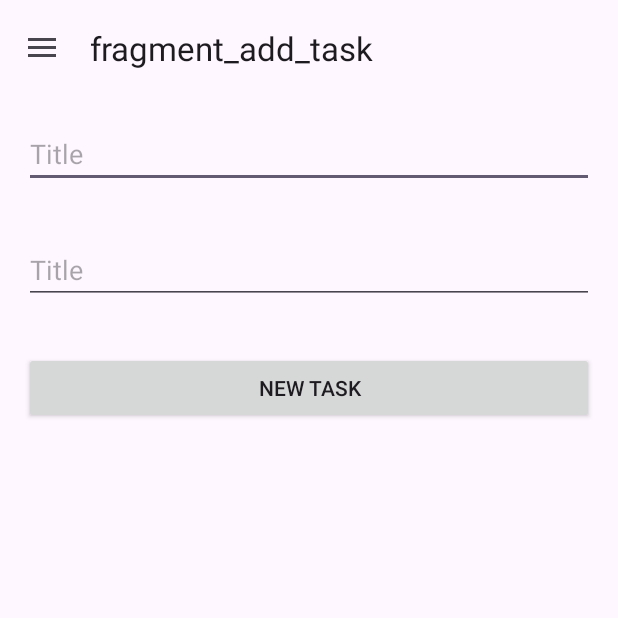
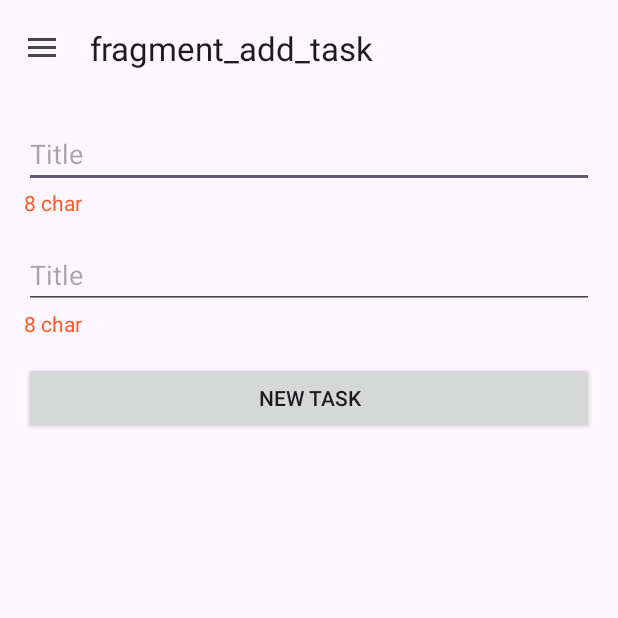
Before and after one commit to sowrovislam/Sire_Projact_-what_to-do-_-last, an Android app: the screen it shows after launch (MainActivity), after a tap on "NEW TASK", on a phone screen of 412 x 824 dp, the top half of it. Run offline under Robolectric (Android 15) with nearby library versions, the phone set to English and light mode, and no system bars; our stand-ins replace Room's generated code, data binding, navigation-ui; 2 statements that could not run were skipped.

Commit message:
26 no  class  done ok

```diff
--- a/app/src/main/java/com/example/final_projactsire1/addtask/AddTaskFragment.kt
+++ b/app/src/main/java/com/example/final_projactsire1/addtask/AddTaskFragment.kt
@@ -1,6 +1,8 @@
 package com.example.final_projactsire1.addtask
 
 import android.os.Bundle
+import android.text.Editable
+import android.text.TextWatcher
 import android.view.LayoutInflater
 import android.view.View
 import android.view.ViewGroup
@@ -11,6 +13,9 @@ import androidx.lifecycle.AndroidViewModel
 
 import com.example.final_projactsire1.R
 import com.example.final_projactsire1.databinding.FragmentAddTaskBinding
+import com.example.final_projactsire1.utils.showChar
+import com.example.final_projactsire1.utils.showSnackbar
+import com.google.android.material.snackbar.Snackbar
 
 
 class AddTaskFragment : Fragment() {
@@ -32,8 +37,11 @@ class AddTaskFragment : Fragment() {
         binding.lifecycleOwner=this.viewLifecycleOwner
 
 
+        bindUiMessage()
 
 
+
+        addTask()
 
 
 
@@ -45,5 +53,28 @@ class AddTaskFragment : Fragment() {
 
     }
 
+    private fun addTask() {
+
+
+
+    }
+    private fun bindUiMessage() {
+        binding.warningTextTaskTitle.showChar(lifecycleOwner = viewLifecycleOwner, viewModel.title)
+    }
+
+    override fun onViewCreated(view: View, savedInstanceState: Bundle?) {
+        super.onViewCreated(view, savedInstanceState)
+
+        bindSnakbar(view)
+    }
+
+    private fun bindSnakbar(view: View) {
+        view.showSnackbar(
+            lifecycleOwner = viewLifecycleOwner,
+            viewModel.snakbarMsg,
+            Snackbar.LENGTH_LONG)
+
+    }
+
 
 }
--- a/app/src/main/java/com/example/final_projactsire1/addtask/AddTaskViewModel.kt
+++ b/app/src/main/java/com/example/final_projactsire1/addtask/AddTaskViewModel.kt
@@ -2,15 +2,20 @@ package com.example.final_projactsire1.addtask
 
 import android.app.Application
 import androidx.lifecycle.AndroidViewModel
+import androidx.lifecycle.Lifecycle
+import androidx.lifecycle.LiveData
 import androidx.lifecycle.MutableLiveData
 import androidx.lifecycle.ViewModel
 import androidx.lifecycle.viewModelScope
+import com.example.final_projactsire1.R
 import com.example.final_projactsire1.data.Task
 import com.example.final_projactsire1.data.source.DefaultTaskRepository
 import com.example.final_projactsire1.data.source.local.LocalDataSource
+import com.example.final_projactsire1.utils.toTimedString
+import kotlinx.coroutines.flow.MutableSharedFlow
 import kotlinx.coroutines.launch
 
-class AddTaskViewModel(application: Application):AndroidViewModel(application) {
+class AddTaskViewModel(private val application: Application):AndroidViewModel(application) {
 
     val title=MutableLiveData<String>()
 
@@ -18,12 +23,59 @@ class AddTaskViewModel(application: Application):AndroidViewModel(application) {
 
     val repsitory:DefaultTaskRepository=DefaultTaskRepository.gateInstens(application)
 
+    private val _snackbarMsg=MutableLiveData<Int>()
+
+    val snakbarMsg: LiveData<Int>
+
+        get() = _snackbarMsg
+
+
+    private val tittleLength=6
+
+
+
+
+
+
+
+
     fun saveTask() {
         val currentTitle = title.value
         val currentDescription = description.value
-        val task =
-            Task(title = currentTitle.toString(), description = currentDescription.toString())
-        createTask(task)
+
+
+
+         if ( isValidTask(currentTitle,currentDescription)){
+
+             val task =
+                 Task(title = currentTitle.toTimedString(), description = currentDescription.toTimedString())
+             createTask(task)
+         }
+
+
+
+    }
+
+    private fun isValidTask(currentTitle: String?, currentDescription: String?):Boolean {
+
+        if (currentTitle.isNullOrEmpty()||currentDescription.isNullOrEmpty()){
+
+            _snackbarMsg.postValue(R.string.empty_task_message)
+
+
+            return false
+
+        }
+
+        if (currentTitle.toString().length<tittleLength){
+
+            _snackbarMsg.postValue(R.string.tittlemast_be_6_char)
+
+            return false
+        }
+
+
+    return true
     }
 
     private fun createTask(task: Task) {
--- a/app/src/main/java/com/example/final_projactsire1/data/source/DefaultTaskRepository.kt
+++ b/app/src/main/java/com/example/final_projactsire1/data/source/DefaultTaskRepository.kt
@@ -16,7 +16,6 @@ class DefaultTaskRepository private constructor(application: Application){
     init {
 
         localDataSource=LocalDataSource(TodoDatabase.gateInstance(application).taskDao())
-
 
 
 
--- a/app/src/main/res/layout/fragment_add_task.xml
+++ b/app/src/main/res/layout/fragment_add_task.xml
@@ -26,7 +26,19 @@
             android:layout_width="match_parent"
             android:layout_height="wrap_content"
             android:layout_margin="16dp"
+
             android:hint="@string/title_hint"/>
+        <TextView
+            android:id="@+id/warning_text_task_title"
+            android:layout_width="wrap_content"
+            android:layout_height="wrap_content"
+            android:layout_marginHorizontal="16dp"
+            android:layout_marginTop="-16dp"
+            android:text="8 char"
+            android:textColor="#FF5722"
+            android:visibility="visible" />
+
+
 
         <EditText
             android:text="@={viewmodel.description}"
@@ -36,10 +48,20 @@
             android:layout_margin="16dp"
             android:hint="@string/title_hint"/>
 
+        <TextView
+            android:id="@+id/warning_text_taskDecription"
+            android:layout_width="wrap_content"
+            android:layout_height="wrap_content"
+            android:layout_marginHorizontal="16dp"
+            android:layout_marginTop="-16dp"
+            android:text="8 char"
+            android:textColor="#FF5722"
+            android:visibility="visible" />
+
 
       <androidx.appcompat.widget.AppCompatButton
           android:onClick="@{()->viewmodel.saveTask()}"
-          android:id="@+id/save_task"
+          android:id="@+id/save_taskBtn"
           android:layout_width="match_parent"
           android:layout_height="wrap_content"
           android:text="@string/add_task"
--- a/app/src/main/res/values/strings.xml
+++ b/app/src/main/res/values/strings.xml
@@ -47,6 +47,7 @@
     <string name="no_tasks_image_content_description">No tasks image</string>
     <!-- TODO: Remove or change this placeholder text -->
     <string name="hello_blank_fragment">Hello blank fragment</string>
+    <string name="tittlemast_be_6_char">tittlemast be  6 char</string>
 
 
 </resources>
--- a/gradle/libs.versions.toml
+++ b/gradle/libs.versions.toml
@@ -27,6 +27,7 @@ material = { group = "com.google.android.material", name = "material", version.r
 androidx-activity = { group = "androidx.activity", name = "activity", version.ref = "activity" }
 androidx-constraintlayout = { group = "androidx.constraintlayout", name = "constraintlayout", version.ref = "constraintlayout" }
 
+
 room-runtime = { group = "androidx.room", name = "room-runtime", version.ref = "roomVersion" }
 room-compiler-kapt = { group = "androidx.room", name = "room-compiler", version.ref = "roomVersion" }
 room-ktx = { group = "androidx.room", name = "room-ktx", version.ref = "roomVersion" }
@@ -34,6 +35,8 @@ lifecycle-compiler-kapt = { group = "androidx.lifecycle", name = "lifecycle-comp
 lifecycle-viewmodel-ktx = { group = "androidx.lifecycle", name = "lifecycle-viewmodel-ktx", version.ref = "archLifecycleVersion" }
 lifecycle-livedata-ktx = { group = "androidx.lifecycle", name = "lifecycle-livedata-ktx", version.ref = "archLifecycleVersion" }
 navigation-fragment-ktx = { group = "androidx.navigation", name = "navigation-fragment-ktx", version.ref = "navigationVersion" }
+
+
 navigation-ui-ktx = { group = "androidx.navigation", name = "navigation-ui-ktx", version.ref = "navigationVersion" }
 timber = { group = "com.jakewharton.timber", name = "timber", version.ref = "timberVersion" }
 androidx-swiperefreshlayout = { group = "androidx.swiperefreshlayout", name = "swiperefreshlayout", version.ref = "swiperefreshlayout" }
```
